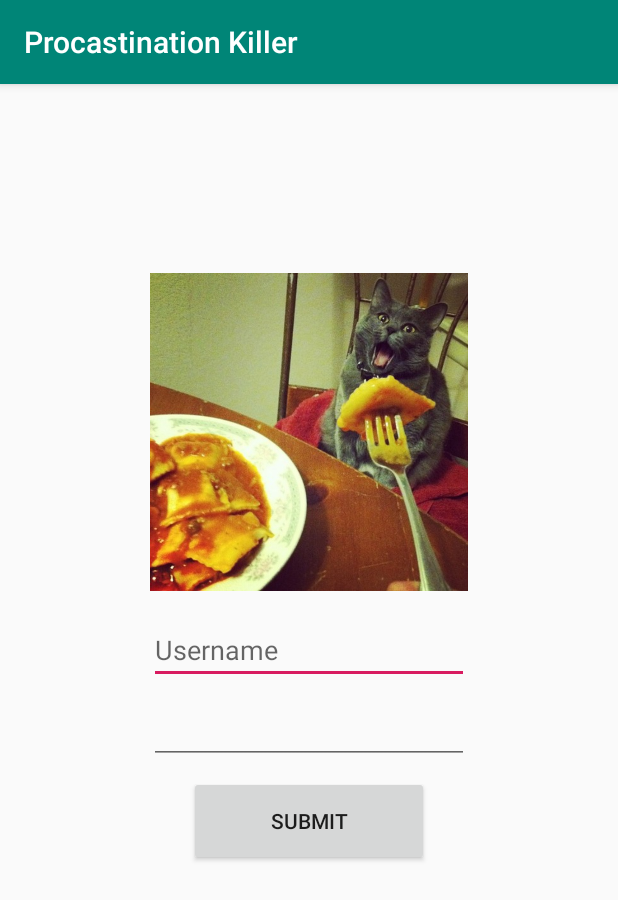
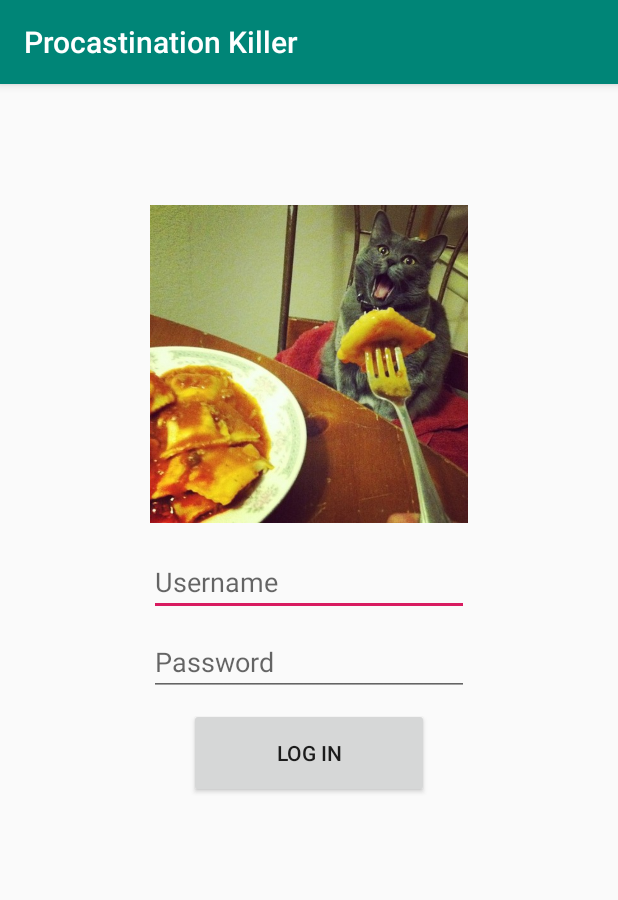
Before and after one commit to mmiranda96/procastination-killer, an Android app: the screen it shows after launch (LoginActivity), on a phone screen of 412 x 824 dp. Shown: the top 900 px of the screen. Run offline under Robolectric (Android 15) with nearby library versions, the phone set to English and light mode, and no system bars.

Commit message:
Update login activity (#8)
* added new logo

* added queries in dbhelper

* Added check for username and password

* Update LoginActivity.java

* Fix login bug.

```diff
--- a/app/src/main/java/com/mmiranda96/procastinationKiller/DBHelper.java
+++ b/app/src/main/java/com/mmiranda96/procastinationKiller/DBHelper.java
@@ -6,6 +6,7 @@ import android.database.sqlite.SQLiteDatabase;
 import android.database.sqlite.SQLiteOpenHelper;
 
 import com.mmiranda96.procastinationKiller.models.Task;
+import com.mmiranda96.procastinationKiller.models.User;
 
 import java.util.ArrayList;
 import java.util.Date;
@@ -37,6 +38,14 @@ public class DBHelper extends SQLiteOpenHelper {
             "    FOREIGN KEY (task_id) REFERENCES task(id)" +
             ");";
         db.execSQL(querySubtask);
+
+        final String queryUsers =
+                "CREATE TABLE users(" +
+                        "    id INTEGER PRIMARY KEY, " +
+                        "    username VARCHAR(64), " +
+                        "    password TEXT" +
+                        ");" ;
+        db.execSQL(queryUsers);
     }
 
     @Override
@@ -48,6 +57,10 @@ public class DBHelper extends SQLiteOpenHelper {
         final String queryTask =
             "DROP TABLE IF EXISTS task";
         db.execSQL(queryTask);
+
+        final String queryUsers =
+                "DROP TABLE IF EXISTS users;";
+        db.execSQL(queryUsers);
 
         onCreate(db);
     }
@@ -106,4 +119,36 @@ public class DBHelper extends SQLiteOpenHelper {
         }
         return tasks;
     }
+
+    public void createUser(User user){
+        SQLiteDatabase db = getWritableDatabase();
+
+        final String queryUser =
+                "INSERT INTO users(username, password)" +
+                        "VALUES ($1, $2)";
+        Object argsUser[] = {user.getUsername(), user.getPassword()};
+        db.execSQL(queryUser, argsUser);
+    }
+
+    public ArrayList<User> getUsers() {
+        ArrayList<User> users = new ArrayList<>();
+
+        SQLiteDatabase db = getReadableDatabase();
+        final String queryUsers =
+                "SELECT id, username, password " +
+                        "FROM users";
+        Cursor cursor = db.rawQuery(queryUsers, new String[]{});
+
+        while (cursor.moveToNext()) {
+            int id = cursor.getInt(0);
+            String username = cursor.getString(1);
+            String password = cursor.getString(2);
+            User newUser = new User(username, password);
+            users.add(newUser);
+        }
+
+        return users;
+    }
+
+
 }
--- a/app/src/main/java/com/mmiranda96/procastinationKiller/LoginActivity.java
+++ b/app/src/main/java/com/mmiranda96/procastinationKiller/LoginActivity.java
@@ -1,29 +1,50 @@
 package com.mmiranda96.procastinationKiller;
 
 import android.content.Intent;
+import android.os.Bundle;
 import android.support.v7.app.AppCompatActivity;
-import android.os.Bundle;
 import android.view.View;
 import android.widget.EditText;
 import android.widget.Toast;
 
+import com.mmiranda96.procastinationKiller.models.User;
+
+import java.util.ArrayList;
+
 public class LoginActivity extends AppCompatActivity {
     // TODO: handle password EditText
     private EditText username;
+    private EditText password;
+    private DBHelper db;
 
     @Override
     protected void onCreate(Bundle savedInstanceState) {
         super.onCreate(savedInstanceState);
         setContentView(R.layout.activity_login);
 
+        this.db = new DBHelper(getApplicationContext());
         this.username = findViewById(R.id.editTextLoginUsername);
+        this.password = findViewById(R.id.editTextLoginPassword);
+
+        // user test
+        this.db.createUser(new User("Test", "111"));
+        this.db.createUser(new User("Rosa", "123"));
+
     }
 
     public void login(View v) {
         String username = this.username.getText().toString();
+        String password = this.password.getText().toString();
 
-        Intent intent = new Intent(getApplicationContext(), MainActivity.class);
-        intent.putExtra("Username", username);
-        startActivity(intent);
+        ArrayList<User> users = this.db.getUsers();
+        for( int i = 0; i < users.size(); i++ ){
+            if( users.get(i).getUsername().equals(username) && users.get(i).getPassword().equals(password) ){
+                Intent intent = new Intent(getApplicationContext(), MainActivity.class);
+                intent.putExtra("Username", username);
+                startActivity(intent);
+                return;
+            }
+        }
+        Toast.makeText(getApplicationContext(), "Sorry, your credentials are incorrect.", Toast.LENGTH_SHORT).show();
     }
 }
--- /dev/null
+++ b/app/src/main/java/com/mmiranda96/procastinationKiller/models/User.java
@@ -0,0 +1,20 @@
+package com.mmiranda96.procastinationKiller.models;
+
+public class User {
+
+    private String username;
+    private String password;
+
+    public User(String username, String password){
+        this.username = username;
+        this.password = password;
+    }
+
+    public String getUsername(){
+        return this.username;
+    }
+
+    public String getPassword() {
+        return this.password;
+    }
+}
--- a/app/src/main/res/layout/activity_login.xml
+++ b/app/src/main/res/layout/activity_login.xml
@@ -11,7 +11,7 @@
         android:layout_width="212dp"
         android:layout_height="213dp"
         android:layout_marginStart="100dp"
-        android:layout_marginTop="125dp"
+        android:layout_marginTop="80dp"
         android:layout_marginEnd="100dp"
         app:layout_constraintEnd_toEndOf="parent"
         app:layout_constraintStart_toStartOf="parent"
@@ -40,6 +40,7 @@
         android:layout_marginTop="8dp"
         android:layout_marginEnd="100dp"
         android:ems="10"
+        android:hint="Password"
         android:inputType="textPassword"
         app:layout_constraintEnd_toEndOf="parent"
         app:layout_constraintStart_toStartOf="parent"
@@ -53,8 +54,21 @@
         android:layout_marginTop="8dp"
         android:layout_marginEnd="125dp"
         android:onClick="login"
-        android:text="SUBMIT"
+        android:text="Log in"
         app:layout_constraintEnd_toEndOf="parent"
         app:layout_constraintStart_toStartOf="parent"
         app:layout_constraintTop_toBottomOf="@+id/editTextLoginPassword" />
+
+    <Button
+        android:id="@+id/buttonLoginActivitySignIn"
+        android:layout_width="160dp"
+        android:layout_height="60dp"
+        android:layout_marginStart="55dp"
+        android:layout_marginTop="24dp"
+        android:layout_marginEnd="55dp"
+        android:text="Sign in"
+        android:visibility="invisible"
+        app:layout_constraintEnd_toEndOf="parent"
+        app:layout_constraintStart_toStartOf="parent"
+        app:layout_constraintTop_toBottomOf="@+id/buttonLoginSubmit" />
 </android.support.constraint.ConstraintLayout>
```
Also changed, not shown: app/src/main/res/drawable/logo.png (added).
